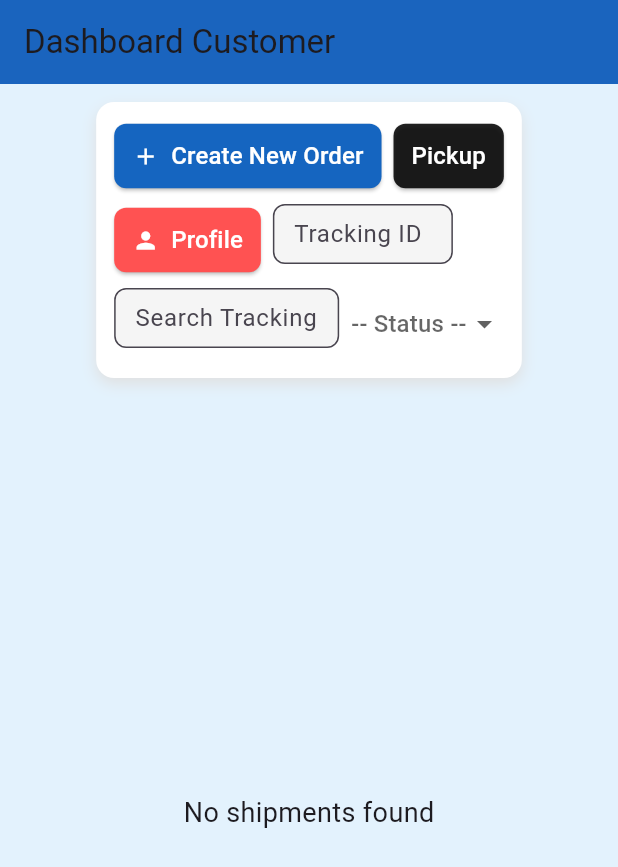
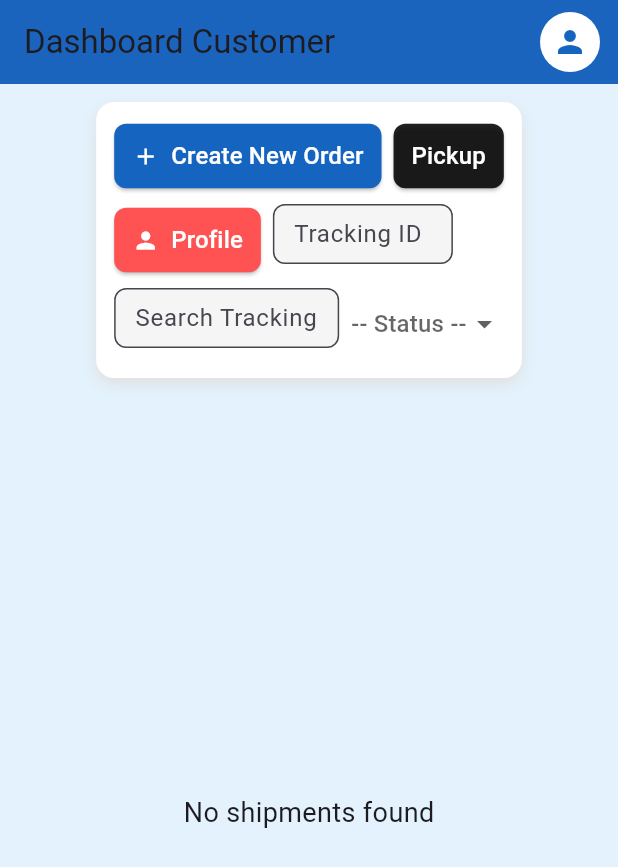
Before and after one commit to Intissar8/yanship-master, a Flutter app: the ShipmentsListStyled screen opened directly, on a phone screen of 412 x 824 dp. Shown: the top 867 px of the screen. Run offline on Flutter 3.47's test engine with Material 3 defaults, Android fonts, the phone set to English and light mode, and no system bars; our stand-ins replace cloud_firestore, firebase_auth, firebase_core, image_picker; accounts and stored records are empty.

Commit message:
10th commit

```diff
--- a/lib/dashboardC.dart
+++ b/lib/dashboardC.dart
@@ -3,6 +3,10 @@ import 'package:cloud_firestore/cloud_firestore.dart';
 import 'CustomerProfileScreen.dart';
 import 'add_shipment_screen.dart';
 import 'package:firebase_auth/firebase_auth.dart';
+import 'acceuil.dart';
+import 'dart:typed_data';
+import 'dart:convert';
+
 
 
 
@@ -29,7 +33,89 @@ class _ShipmentsListStyledState extends State<ShipmentsListStyled> {
         title: const Text("Dashboard Customer"),
         backgroundColor: Colors.blue.shade800,
         elevation: 2,
+        actions: [
+          PopupMenuButton<String>(
+            offset: const Offset(0, 50),
+            shape: RoundedRectangleBorder(borderRadius: BorderRadius.circular(12)),
+            onSelected: (value) async {
+              if (value == 'profile') {
+                Navigator.push(
+                  context,
+                  MaterialPageRoute(builder: (_) => const CustomerProfileScreen()),
+                );
+              } else if (value == 'logout') {
+                await FirebaseAuth.instance.signOut();
+                Navigator.pushReplacement(
+                  context,
+                  MaterialPageRoute(builder: (_) => const HomePage()),
+                );
+              }
+            },
+            itemBuilder: (context) => [
+              const PopupMenuItem(
+                value: 'profile',
+                child: Row(
+                  children: [
+                    Icon(Icons.person, color: Colors.blue),
+                    SizedBox(width: 8),
+                    Text("View Profile"),
+                  ],
+                ),
+              ),
+              const PopupMenuItem(
+                value: 'logout',
+                child: Row(
+                  children: [
+                    Icon(Icons.logout, color: Colors.red),
+                    SizedBox(width: 8),
+                    Text("Logout"),
+                  ],
+                ),
+              ),
+            ],
+            // 👉 Ici on affiche l’avatar du client s’il existe
+            child: FutureBuilder<DocumentSnapshot>(
+              future: FirebaseFirestore.instance
+                  .collection('clients')
+                  .doc(FirebaseAuth.instance.currentUser!.uid)
+                  .get(),
+              builder: (context, snapshot) {
+                if (!snapshot.hasData) {
+                  return const Padding(
+                    padding: EdgeInsets.symmetric(horizontal: 12),
+                    child: CircleAvatar(
+                      child: Icon(Icons.person),
+                    ),
+                  );
+                }
+
+                final data = snapshot.data!.data() as Map<String, dynamic>?;
+                Uint8List? avatarBytes;
+                if (data != null &&
+                    data['avatarUrl'] != null &&
+                    data['avatarUrl'].toString().isNotEmpty) {
+                  try {
+                    avatarBytes = base64Decode(data['avatarUrl']);
+                  } catch (_) {}
+                }
+
+                return Padding(
+                  padding: const EdgeInsets.symmetric(horizontal: 12),
+                  child: CircleAvatar(
+                    backgroundColor: Colors.white,
+                    backgroundImage:
+                    avatarBytes != null ? MemoryImage(avatarBytes) : null,
+                    child: avatarBytes == null
+                        ? Icon(Icons.person, color: Colors.blue.shade800)
+                        : null,
+                  ),
+                );
+              },
+            ),
+          ),
+        ],
       ),
+
       body: Padding(
         padding: const EdgeInsets.all(12.0),
         child: Column(
```
Also changed, not shown: lib/forgot_password_screen.dart (+6 -15 lines), lib/login_screen.dart (line endings or trailing spaces).
